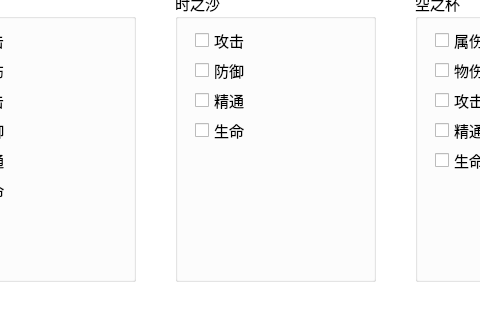
Qt form data/test.ui (gaofrank1986/gmi15) before a commit; both pictures show x 117 to 597 and y 101 to 421 of the 1270 by 504 pixel window.
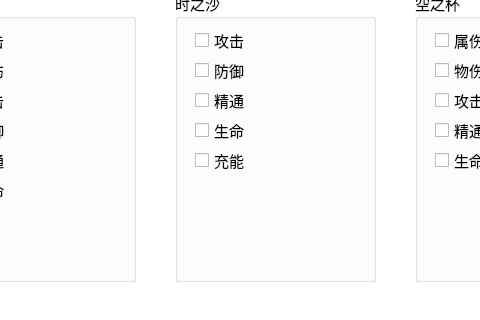
The same form after that commit. The open tabs and pages were chosen to show the change. Icons and pictures are not drawn.

Commit message: 穷举加入充能，basic加入dheal,dshld

```diff
--- a/data/test.ui
+++ b/data/test.ui
@@ -605,6 +605,19 @@
         <string>生命</string>
        </property>
       </widget>
+      <widget class="QCheckBox" name="cbox_g_ef">
+       <property name="geometry">
+        <rect>
+         <x>20</x>
+         <y>160</y>
+         <width>91</width>
+         <height>19</height>
+        </rect>
+       </property>
+       <property name="text">
+        <string>充能</string>
+       </property>
+      </widget>
      </widget>
      <widget class="QGroupBox" name="groupBox_3">
       <property name="geometry">
```
Left out of the diff: 4 changed lines with no effect on the pictures. The commit also changes 4 other files.
